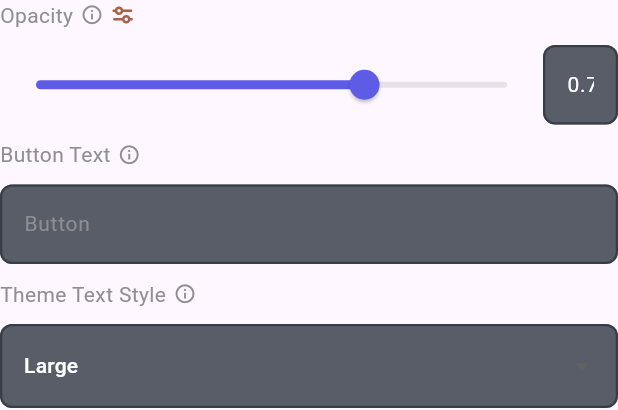
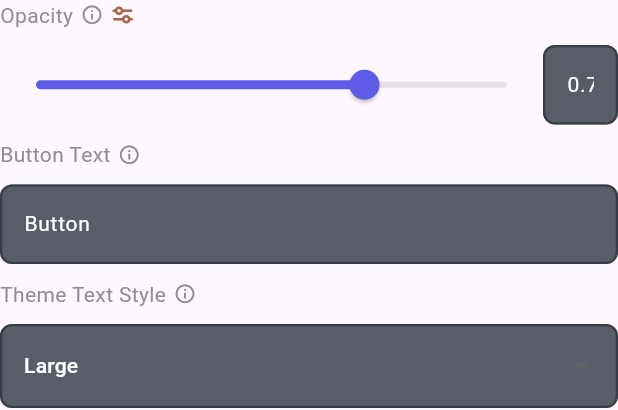
Before and after one commit to dali010/compo_builder, a Flutter app: the ButtonStyling widget shown alone on an empty page, opened directly with empty values, on a phone screen of 412 x 824 dp. Shown: the top 410 px of the screen. Run offline on Flutter 3.47's test engine with Material 3 defaults, Android fonts, the phone set to English and light mode, and no system bars; our stand-ins replace bloc_concurrency, cached_network_image, equatable, file_picker, flutter_bloc, flutter_colorpicker and 1 more; missing offline and left inert: screen_retriever, window_manager; statements that could not run were skipped.

Commit message:
working on button styling functionality

```diff
--- /dev/null
+++ b/lib/bloc/button_events.dart
@@ -0,0 +1,52 @@
+import 'dart:ui';
+
+import '../widgets/text_styling.dart';
+import 'logic_bloc.dart';
+
+class UpdateOpacityEvent extends UpdateButtonEvent {
+  final double opacity;
+
+  UpdateOpacityEvent({required this.opacity});
+}
+
+class UpdateButtonTextValueEvent extends UpdateButtonEvent {
+  final String newText;
+
+  UpdateButtonTextValueEvent({required this.newText});
+}
+
+class UpdateButtonColorEvent extends UpdateButtonEvent {
+  final Color color;
+
+  UpdateButtonColorEvent({required this.color});
+}
+
+class UpdateButtonFontWeightEvent extends UpdateButtonEvent {
+  final String fontWeight;
+
+  UpdateButtonFontWeightEvent({required this.fontWeight});
+}
+
+class UpdateButtonFontSizeEvent extends UpdateButtonEvent {
+  final String fontSize;
+
+  UpdateButtonFontSizeEvent({required this.fontSize});
+}
+
+class UpdateButtonFontStyleEvent extends UpdateButtonEvent {
+  final FontStyles fontStyle;
+
+  UpdateButtonFontStyleEvent({required this.fontStyle});
+}
+
+class UpdateButtonLineHeightEvent extends UpdateButtonEvent {
+  final String lineHeight;
+
+  UpdateButtonLineHeightEvent({required this.lineHeight});
+}
+
+class UpdateButtonLetterSpacingEvent extends UpdateButtonEvent {
+  final String letterSpacing;
+
+  UpdateButtonLetterSpacingEvent({required this.letterSpacing});
+}
--- a/lib/bloc/logic_event.dart
+++ b/lib/bloc/logic_event.dart
@@ -13,6 +13,9 @@ abstract class UpdateTextEvent extends LogicEvent {
 }
 
 abstract class UpdateImageEvent extends LogicEvent {
+}
+
+abstract class UpdateButtonEvent extends LogicEvent {
 }
 
 
--- a/lib/data/widgets_configurations.dart
+++ b/lib/data/widgets_configurations.dart
@@ -13,6 +13,8 @@ sealed class CustomConfiguration extends Equatable {
         return const TextConfiguration();
       case WidgetType.image:
         return ImageConfiguration();
+      case WidgetType.button:
+        return const ButtonConfiguration();
       default:
         return const TextConfiguration();
     }
@@ -152,3 +154,84 @@ class ImageConfiguration extends CustomConfiguration {
   List<Object?> get props =>
       [opacity, width, height, borderRadius, boxFit, imageUrl];
 }
+
+// button configuration...
+class ButtonConfiguration extends CustomConfiguration {
+  final String text;
+  final Color color;
+  final double fontSize;
+  final String fontSizeValue;
+  final FontWeight fontWeight;
+  final TextAlign? textAlign;
+  final TextDecoration? decoration;
+  final FontStyles fontStyle;
+  final double? lineHeight;
+  final String lineHeightValue;
+  final double? letterSpacing;
+  final String letterSpacingValue;
+
+  const ButtonConfiguration({
+    this.text = 'Button',
+    this.color = Colors.black,
+    this.fontSize = 14.0,
+    this.fontSizeValue = '14',
+    this.fontWeight = FontWeight.normal,
+    this.textAlign,
+    this.decoration = TextDecoration.none,
+    this.fontStyle = FontStyles.normal,
+    this.lineHeight,
+    this.lineHeightValue = '',
+    this.letterSpacing,
+    this.letterSpacingValue = '',
+  });
+
+  ButtonConfiguration copyWith({
+    String? text,
+    Color? color,
+    double? fontSize,
+    String? fontSizeValue,
+    FontWeight? fontWeight,
+    TextDecoration? decoration,
+    FontStyles? fontStyle,
+    double? lineHeight,
+    String? lineHeightValue,
+    double? letterSpacing,
+    String? letterSpacingValue,
+  }) {
+    return ButtonConfiguration(
+      text: text ?? this.text,
+      color: color ?? this.color,
+      fontSize: fontSize ?? this.fontSize,
+      fontSizeValue: fontSizeValue ?? this.fontSizeValue,
+      fontWeight: fontWeight ?? this.fontWeight,
+      textAlign: textAlign == null
+          ? this.textAlign
+          : textAlign == TextAlign.start
+              ? null
+              : textAlign,
+      fontStyle: fontStyle ?? this.fontStyle,
+      lineHeight: lineHeight ??
+          ((lineHeightValue?.isEmpty == true) ? null : this.lineHeight),
+      lineHeightValue: lineHeightValue ?? this.lineHeightValue,
+      letterSpacing: letterSpacing ??
+          ((letterSpacingValue?.isEmpty == true) ? null : this.letterSpacing),
+      letterSpacingValue: letterSpacingValue ?? this.letterSpacingValue,
+    );
+  }
+
+  @override
+  List<Object?> get props => [
+        text,
+        color,
+        fontSize,
+        fontSizeValue,
+        fontWeight,
+        textAlign,
+        decoration,
+        fontStyle,
+        lineHeight,
+        lineHeightValue,
+        letterSpacing,
+        letterSpacingValue,
+      ];
+}
--- a/lib/widgets/button_styling.dart
+++ b/lib/widgets/button_styling.dart
@@ -15,7 +15,7 @@ import 'font_styling.dart';
 
 class ButtonStyling extends StatefulWidget {
   final int componentIndex;
-  final TextConfiguration configuration;
+  final ButtonConfiguration configuration;
 
   const ButtonStyling(
       {super.key, required this.componentIndex, required this.configuration});
@@ -27,6 +27,8 @@ class ButtonStyling extends StatefulWidget {
 class _ButtonStylingState extends State<ButtonStyling> {
   double _opacity = 0.7;
   late TextEditingController _opacityController;
+  late final TextEditingController _editingController;
+
   String selectedThemeStyle = 'Large';
   String selectedFontFamily = 'Roboto';
   String selectedFontWeight = 'Normal';
@@ -41,6 +43,7 @@ class _ButtonStylingState extends State<ButtonStyling> {
     super.initState();
     _opacityController =
         TextEditingController(text: _opacity.toStringAsFixed(1));
+    _editingController = TextEditingController(text: widget.configuration.text);
     _editingColorController = TextEditingController(
         text:
             '#${widget.configuration.color.value.toRadixString(16).substring(2)}');
@@ -55,6 +58,8 @@ class _ButtonStylingState extends State<ButtonStyling> {
   @override
   void didUpdateWidget(covariant ButtonStyling oldWidget) {
     if (oldWidget.configuration != widget.configuration) {
+      _opacityController.text = _opacity.toStringAsFixed(1);
+      _editingController.text = widget.configuration.text;
       _editingFontSizeController.text = widget.configuration.fontSizeValue;
       _editingLineHeightController.text = widget.configuration.lineHeightValue;
       setState(() {});
@@ -159,7 +164,7 @@ class _ButtonStylingState extends State<ButtonStyling> {
                 onChanged: (value) {
                   setState(() {
                     _opacity = value;
-                    _opacityController.text = _opacity.toStringAsFixed(1);
+                    _opacityController.text = value.toStringAsFixed(1);
                   });
                 },
               ),
@@ -215,6 +220,7 @@ class _ButtonStylingState extends State<ButtonStyling> {
         const SizedBox(height: 10),
         // Button text field...
         TextFormField(
+          controller: _editingController,
           style: const TextStyle(fontSize: 14, color: Colors.white),
           decoration: InputDecoration(
             hintText: 'Button',
@@ -231,6 +237,11 @@ class _ButtonStylingState extends State<ButtonStyling> {
               borderSide: const BorderSide(color: Color(0xFF8E8E93), width: 2),
             ),
           ),
+          onChanged: (value) {
+            BlocProvider.of<LogicBloc>(context).add(UpdateTextValueEvent(
+              newText: value,
+            ));
+          },
         ),
         const SizedBox(height: 10),
 
```
Also changed, not shown: lib/bloc/logic_bloc.dart (+127 -16 lines), lib/widgets/right_pannel.dart (+2 -10 lines).
